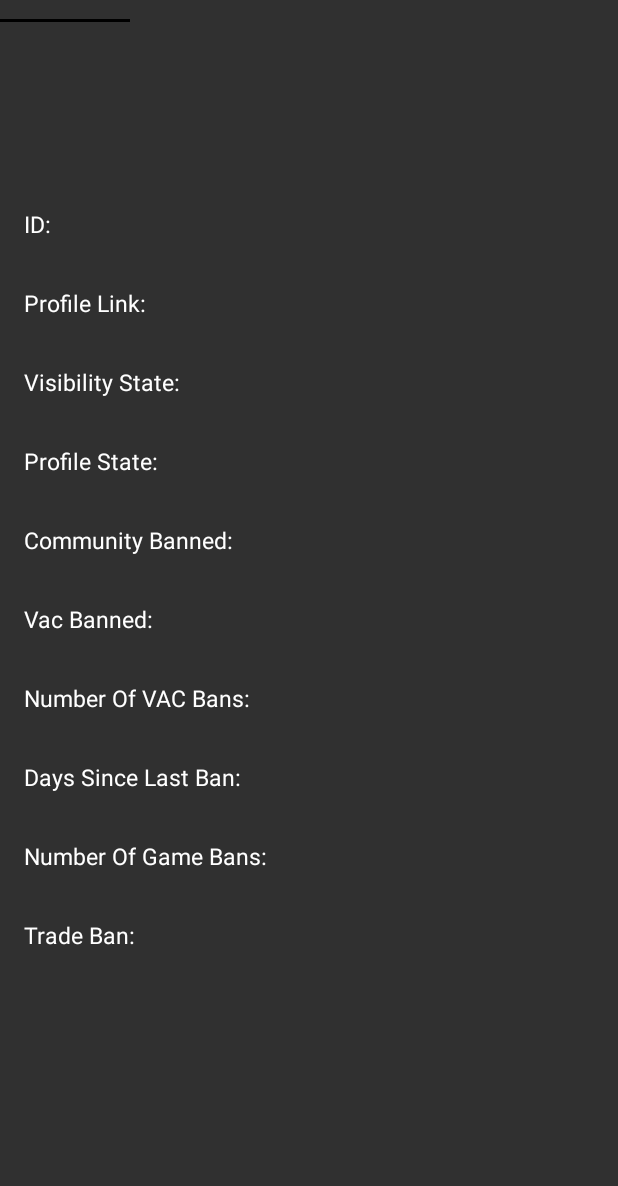
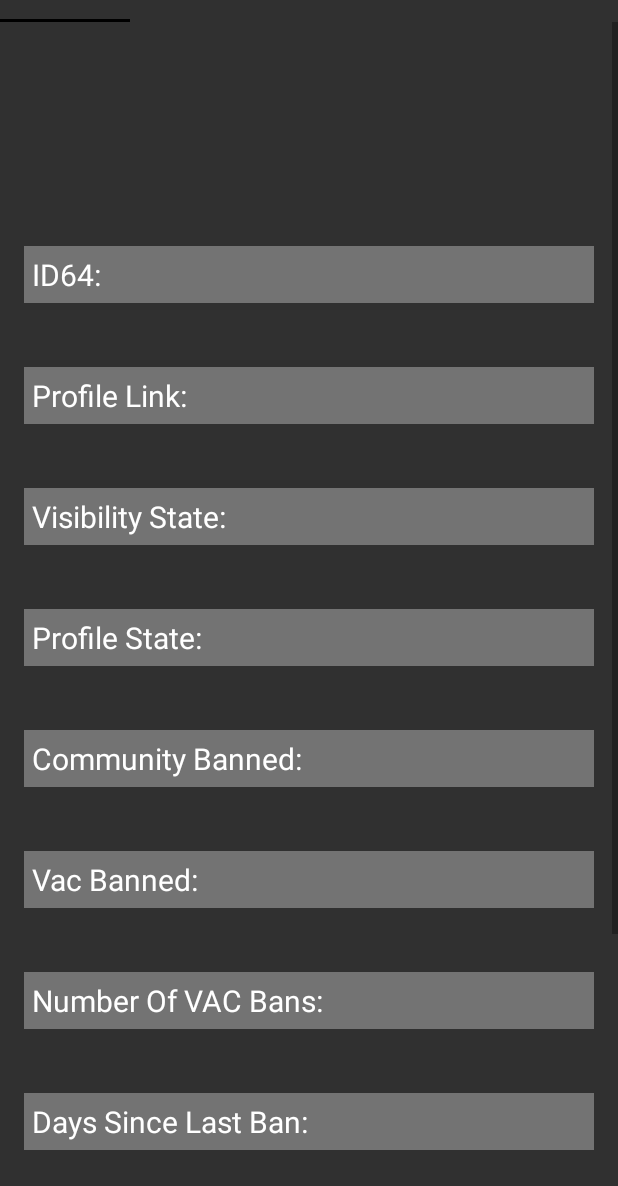
Before and after one commit to Bocko/CsStats, an Android app: the DetailProfileFragment screen opened directly, with no data from a screen before it, on a phone screen of 412 x 824 dp, the part 50-1236 px from its top. Run offline under Robolectric (Android 15) with nearby library versions, the phone set to English and light mode, and no system bars; pictures from the network do not load; 4 statements that could not run were skipped.

Commit message:
updated profile page

```diff
--- a/app/src/main/res/layout/fragment_detail_chart.xml
+++ b/app/src/main/res/layout/fragment_detail_chart.xml
@@ -34,6 +34,7 @@
                 android:textAlignment="center"
                 android:text="@string/kill_death_ratio"
                 android:textSize="30sp"
+                android:padding="5dp"
                 android:layout_marginBottom="25dp"
                 android:background="@color/middlegray"/>
 
@@ -48,6 +49,7 @@
                 android:textAlignment="center"
                 android:text="@string/accuracy"
                 android:textSize="30sp"
+                android:padding="5dp"
                 android:layout_marginBottom="25dp"
                 android:layout_marginTop="30dp"
                 android:background="@color/middlegray"/>
@@ -63,6 +65,7 @@
                 android:textAlignment="center"
                 android:text="@string/headshot_accuarcy"
                 android:textSize="30sp"
+                android:padding="5dp"
                 android:layout_marginBottom="25dp"
                 android:layout_marginTop="30dp"
                 android:background="@color/middlegray"/>
--- a/app/src/main/res/layout/fragment_detail_profile.xml
+++ b/app/src/main/res/layout/fragment_detail_profile.xml
@@ -24,7 +24,7 @@
             android:id="@+id/llBorder"
             android:layout_width="match_parent"
             android:layout_height="wrap_content"
-            android:layout_marginBottom="10dp"
+            android:layout_marginBottom="35dp"
             android:padding="5dp">
 
             <ImageView
@@ -41,132 +41,161 @@
             android:layout_width="match_parent"
             android:layout_height="wrap_content"
             android:text="@string/id"
-            android:textSize="15sp"/>
+            android:textSize="20sp"
+            android:background="@color/middlegray"
+            android:padding="5dp"/>
         <TextView
             android:id="@+id/tvPlayerID"
             android:layout_width="match_parent"
             android:layout_height="wrap_content"
-            android:layout_marginBottom="10dp"
-            android:textSize="15sp"/>
+            android:layout_marginBottom="15dp"
+            android:textSize="20sp"
+            android:layout_marginStart="5dp"/>
 
         <TextView
             android:id="@+id/tvProfileLink"
             android:layout_width="match_parent"
             android:layout_height="wrap_content"
             android:text="@string/link"
-            android:textSize="15sp"/>
+            android:textSize="20sp"
+            android:background="@color/middlegray"
+            android:padding="5dp"/>
         <TextView
             android:id="@+id/tvPlayerProfileLink"
             android:layout_width="match_parent"
             android:layout_height="wrap_content"
-            android:textSize="15sp"
+            android:textSize="20sp"
             android:linksClickable="true"
             android:autoLink="web"
-            android:layout_marginBottom="10dp"/>
+            android:layout_marginBottom="15dp"
+            android:layout_marginStart="5dp"/>
 
         <TextView
             android:id="@+id/tvCommProfileState"
             android:layout_width="match_parent"
             android:layout_height="wrap_content"
             android:text="@string/visibility_state"
-            android:textSize="15sp"/>
+            android:textSize="20sp"
+            android:background="@color/middlegray"
+            android:padding="5dp"/>
         <TextView
             android:id="@+id/tvPlayerCommProfileState"
             android:layout_width="match_parent"
             android:layout_height="wrap_content"
-            android:textSize="15sp"
-            android:layout_marginBottom="10dp"/>
+            android:textSize="20sp"
+            android:layout_marginBottom="15dp"
+            android:layout_marginStart="5dp"/>
 
         <TextView
             android:id="@+id/tvState"
             android:layout_width="match_parent"
             android:layout_height="wrap_content"
             android:text="@string/profile_state"
-            android:textSize="15sp"/>
+            android:textSize="20sp"
+            android:background="@color/middlegray"
+            android:padding="5dp"/>
         <TextView
             android:id="@+id/tvPlayerState"
             android:layout_width="match_parent"
             android:layout_height="wrap_content"
-            android:textSize="15sp"
-            android:layout_marginBottom="10dp"/>
+            android:textSize="20sp"
+            android:layout_marginBottom="15dp"
+            android:layout_marginStart="5dp"/>
 
         <TextView
             android:id="@+id/tvCommBan"
             android:layout_width="match_parent"
             android:layout_height="wrap_content"
             android:text="@string/profile_comm_ban"
-            android:textSize="15sp"/>
+            android:textSize="20sp"
+            android:background="@color/middlegray"
+            android:padding="5dp"/>
         <TextView
             android:id="@+id/tvPlayerCommBan"
             android:layout_width="match_parent"
             android:layout_height="wrap_content"
-            android:textSize="15sp"
-            android:layout_marginBottom="10dp"/>
+            android:textSize="20sp"
+            android:layout_marginBottom="15dp"
+            android:layout_marginStart="5dp"/>
 
         <TextView
             android:id="@+id/tvVacBan"
             android:layout_width="match_parent"
             android:layout_height="wrap_content"
             android:text="@string/profile_vac_ban"
-            android:textSize="15sp"/>
+            android:textSize="20sp"
+            android:background="@color/middlegray"
+            android:padding="5dp"/>
         <TextView
             android:id="@+id/tvPlayerVacBan"
             android:layout_width="match_parent"
             android:layout_height="wrap_content"
-            android:textSize="15sp"
-            android:layout_marginBottom="10dp"/>
+            android:textSize="20sp"
+            android:layout_marginBottom="15dp"
+            android:layout_marginStart="5dp"/>
 
         <TextView
             android:id="@+id/tvNumVacBan"
             android:layout_width="match_parent"
             android:layout_height="wrap_content"
             android:text="@string/profile_num_vac_ban"
-            android:textSize="15sp"/>
+            android:textSize="20sp"
+            android:background="@color/middlegray"
+            android:padding="5dp"/>
         <TextView
             android:id="@+id/tvPlayerNumVacBan"
             android:layout_width="match_parent"
             android:layout_height="wrap_content"
-            android:textSize="15sp"
-            android:layout_marginBottom="10dp"/>
+            android:textSize="20sp"
+            android:layout_marginBottom="15dp"
+            android:layout_marginStart="5dp"/>
 
         <TextView
             android:id="@+id/tvVacBanDays"
             android:layout_width="match_parent"
             android:layout_height="wrap_content"
             android:text="@string/profile_vac_ban_days"
-            android:textSize="15sp"/>
+            android:textSize="20sp"
+            android:background="@color/middlegray"
+            android:padding="5dp"/>
         <TextView
             android:id="@+id/tvPlayerVacBanDays"
             android:layout_width="match_parent"
             android:layout_height="wrap_content"
-            android:textSize="15sp"
-            android:layout_marginBottom="10dp"/>
+            android:textSize="20sp"
+            android:layout_marginBottom="15dp"
+            android:layout_marginStart="5dp"/>
 
         <TextView
             android:id="@+id/tvNumBan"
             android:layout_width="match_parent"
             android:layout_height="wrap_content"
             android:text="@string/profile_num_ban"
-            android:textSize="15sp"/>
+            android:textSize="20sp"
+            android:background="@color/middlegray"
+            android:padding="5dp"/>
         <TextView
             android:id="@+id/tvPlayerNumBan"
             android:layout_width="match_parent"
             android:layout_height="wrap_content"
-            android:textSize="15sp"
-            android:layout_marginBottom="10dp"/>
+            android:textSize="20sp"
+            android:layout_marginBottom="15dp"
+            android:layout_marginStart="5dp"/>
 
         <TextView
             android:id="@+id/tvTradeBan"
             android:layout_width="match_parent"
             android:layout_height="wrap_content"
             android:text="@string/profile_trade_ban"
-            android:textSize="15sp"/>
+            android:textSize="20sp"
+            android:background="@color/middlegray"
+            android:padding="5dp"/>
         <TextView
             android:id="@+id/tvPlayerTradeBan"
             android:layout_width="match_parent"
             android:layout_height="wrap_content"
-            android:textSize="15sp"
-            android:layout_marginBottom="10dp"/>
+            android:textSize="20sp"
+            android:layout_marginStart="5dp"/>
 
     </LinearLayout>
 </ScrollView>
--- a/app/src/main/res/values/strings.xml
+++ b/app/src/main/res/values/strings.xml
@@ -9,7 +9,7 @@
     <string name="profile">Profile</string>
     <string name="stat">Stats</string>
     <string name="chart">Charts</string>
-    <string name="id">ID:</string>
+    <string name="id">ID64:</string>
     <string name="link">Profile Link:</string>
     <string name="edit">Edit</string>
     <string name="total_number_of_kills">Kills:</string>
```
